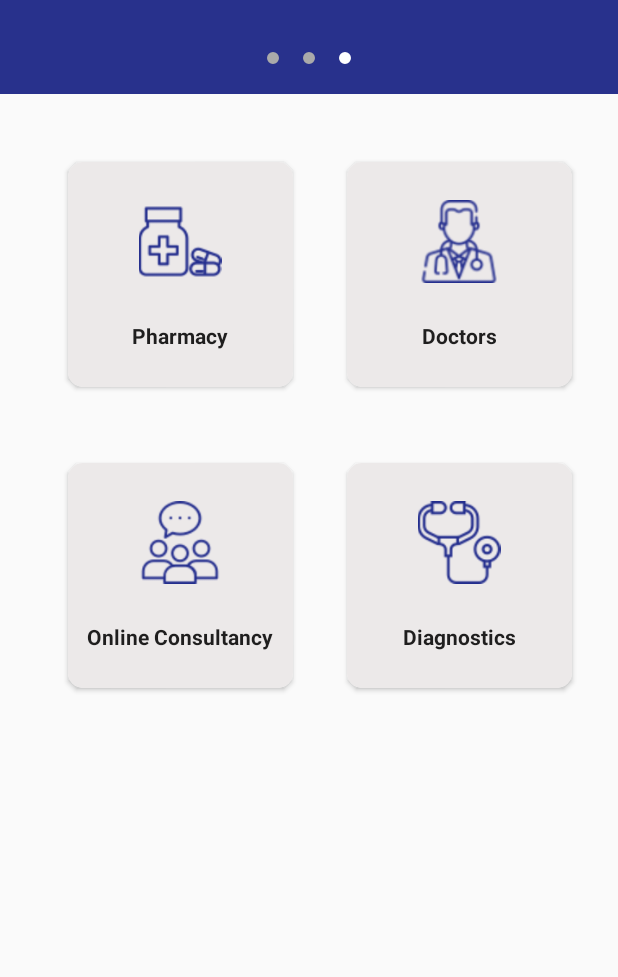
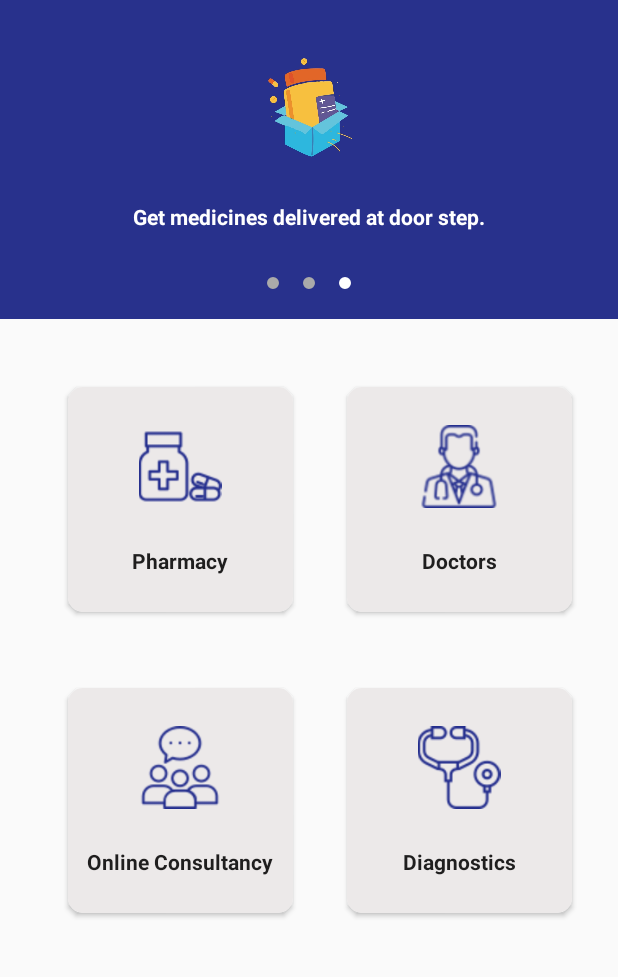
Before and after one commit to Darshana147/Practo, an Android app: the screen it shows after launch (MainActivity), tab 3 chosen, on a phone screen of 412 x 824 dp, the part 62-1039 px from its top. Run offline under Robolectric (Android 15) with nearby library versions, the phone set to English and light mode, and no system bars.

Commit message:
Second Commit

```diff
--- a/app/src/main/AndroidManifest.xml
+++ b/app/src/main/AndroidManifest.xml
@@ -12,6 +12,7 @@
         <activity android:name=".Activities.OrderMedicineActivity">
         </activity>
         <activity android:name=".Activities.MainActivity"
+                  android:windowSoftInputMode="adjustPan"
         android:screenOrientation="portrait">
             <intent-filter>
                 <action android:name="android.intent.action.MAIN"/>
--- a/app/src/main/res/layout/fragment_home.xml
+++ b/app/src/main/res/layout/fragment_home.xml
@@ -1,23 +1,23 @@
 <?xml version="1.0" encoding="utf-8"?>
 <ScrollView xmlns:android="http://schemas.android.com/apk/res/android"
             xmlns:tools="http://schemas.android.com/tools"
+            xmlns:app="http://schemas.android.com/apk/res-auto"
             android:layout_width="match_parent"
             android:layout_height="match_parent"
-                xmlns:app="http://schemas.android.com/apk/res-auto"
+            android:fillViewport="true"
             tools:context=".Fragments.HomeFragment">
 
     <LinearLayout
             android:orientation="vertical"
             android:layout_width="match_parent"
-            android:layout_height="match_parent">
+            android:layout_height="wrap_content">
 
 
         <android.support.v4.view.ViewPager
                 android:id="@+id/viewPager"
                 android:layout_width="match_parent"
                 android:background="@color/colorPrimary"
-            android:layout_weight="2"
-            android:layout_height="0dp">
+                android:layout_height="150dp">
 
         </android.support.v4.view.ViewPager>
 
@@ -28,17 +28,16 @@
                 app:tabBackground="@drawable/indicator_selector"
                 app:tabGravity="center"
                 app:tabIndicatorHeight="0dp"
-            android:gravity = "top"
+                android:gravity="top"
                 android:background="@color/colorPrimary"/>
 
 
         <android.support.v7.widget.RecyclerView
                 android:id="@+id/home_fragment_recycler_view"
-                android:clipToPadding="false"
                 android:layout_gravity="center_vertical|center_horizontal"
+                android:nestedScrollingEnabled="false"
                 android:layout_width="match_parent"
-                android:layout_weight="3"
-                android:layout_height="0dp">
+                android:layout_height="match_parent">
 
         </android.support.v7.widget.RecyclerView>
 
--- a/app/src/main/res/layout/item_slider.xml
+++ b/app/src/main/res/layout/item_slider.xml
@@ -3,7 +3,7 @@
         xmlns:android="http://schemas.android.com/apk/res/android"
         android:orientation="vertical"
         android:layout_width="match_parent"
-        android:layout_height="match_parent">
+        android:layout_height="wrap_content">
 
     <ImageView
             android:id="@+id/slider_imgView"
@@ -17,7 +17,8 @@
             android:id="@+id/slider_txv"
             android:layout_gravity="center"
             android:textColor="#ffffff"
-            android:layout_marginTop="15dp"
+            android:layout_marginTop="10dp"
+            android:layout_marginBottom="10dp"
             android:textStyle="bold"
             android:textAppearance="@style/Base.TextAppearance.AppCompat.Body1"
             android:text="Get Medicines at Door Step"
--- a/app/src/main/res/values-v21/styles.xml
+++ b/app/src/main/res/values-v21/styles.xml
@@ -5,13 +5,7 @@
         <item name="colorPrimary">@color/colorPrimary</item>
         <item name="colorPrimaryDark">@color/colorPrimaryDark</item>
         <item name="colorAccent">@color/colorAccent</item>
-        <item name="android:windowAnimationStyle">@style/WindowAnimationTransition</item>
 
     </style>
 
-    <style name="WindowAnimationTransition">
-        <item name="android:windowEnterAnimation">@android:anim/fade_in</item>
-        <item name="android:windowExitAnimation">@android:anim/fade_out</item>
-    </style>
-
 </resources>
--- a/app/src/main/res/values/styles.xml
+++ b/app/src/main/res/values/styles.xml
@@ -6,14 +6,6 @@
         <item name="colorPrimary">@color/colorPrimary</item>
         <item name="colorPrimaryDark">@color/colorPrimaryDark</item>
         <item name="colorAccent">@color/colorAccent</item>
-        <item name="android:windowAnimationStyle">@style/WindowAnimationTransition</item>
     </style>
 
-    <style name="WindowAnimationTransition">
-        <item name="android:windowEnterAnimation">@android:anim/fade_in</item>
-        <item name="android:windowExitAnimation">@android:anim/fade_out</item>
-    </style>
-
-
-
 </resources>
```
Lines whose indentation alone changed are shown as unchanged.
